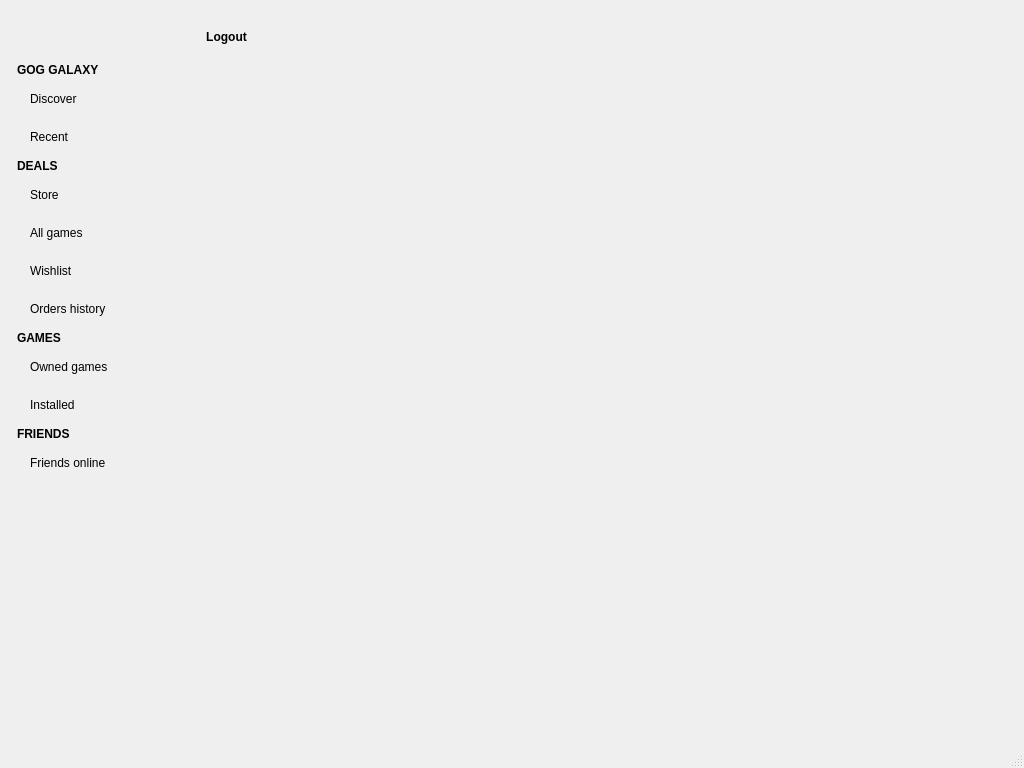
Qt form windows/mainwindow.ui (pamugk/nebulae-qt) before a commit.
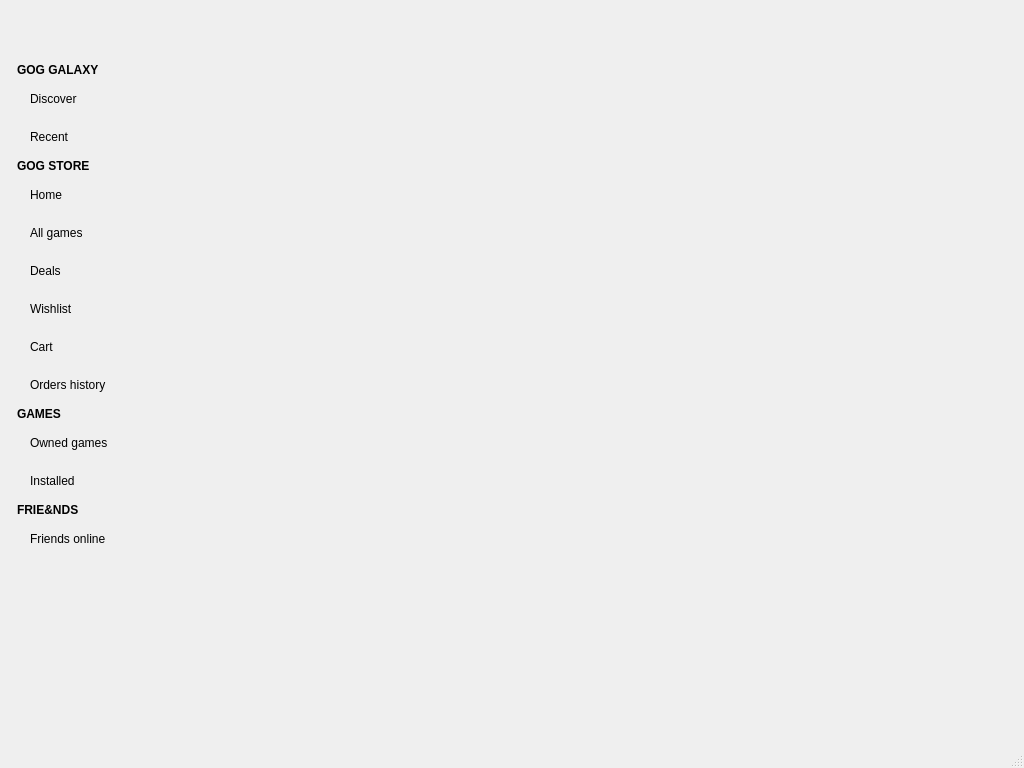
The same form after that commit. Icons and pictures are not drawn.

```diff
--- a/windows/mainwindow.ui
+++ b/windows/mainwindow.ui
@@ -18,10 +18,10 @@
     <normaloff>:/icons/gog-galaxy.svg</normaloff>:/icons/gog-galaxy.svg</iconset>
   </property>
   <widget class="QWidget" name="scaffold">
-   <layout class="QGridLayout" name="scaffoldLayout">
-    <item row="0" column="1">
+   <layout class="QGridLayout" name="scaffoldLayout" columnstretch="0,1">
+    <item row="0" column="1" alignment="Qt::AlignmentFlag::AlignTop">
      <widget class="QWidget" name="header" native="true">
-      <layout class="QHBoxLayout" name="mainContentHeader">
+      <layout class="QHBoxLayout" name="mainContentHeader" stretch="0,0,1">
        <item>
         <widget class="QPushButton" name="navigateBackButton">
          <property name="enabled">
@@ -62,18 +62,26 @@
          </property>
         </widget>
        </item>
-       <item>
-        <spacer name="mainContentHeaderSpacer">
-         <property name="orientation">
-          <enum>Qt::Orientation::Horizontal</enum>
-         </property>
-         <property name="sizeHint" stdset="0">
-          <size>
-           <width>40</width>
-           <height>20</height>
-          </size>
-         </property>
-        </spacer>
+       <item alignment="Qt::AlignmentFlag::AlignHCenter">
+        <widget class="QWidget" name="pageActionsHolder" native="true">
+         <layout class="QHBoxLayout" name="pageActionsHolderLayout">
+            <property name="spacing">
+              <number>24</number>
+            </property>
+            <property name="leftMargin">
+              <number>0</number>
+            </property>
+            <property name="topMargin">
+              <number>0</number>
+            </property>
+            <property name="rightMargin">
+              <number>0</number>
+            </property>
+            <property name="bottomMargin">
+              <number>0</number>
+            </property>
+         </layout>
+        </widget>
        </item>
       </layout>
      </widget>
@@ -192,8 +200,15 @@
               <bold>true</bold>
              </font>
             </property>
-            <property name="text">
-             <string>Logout</string>
+            <property name="icon">
+             <iconset resource="../resources.qrc">
+              <normaloff>:/icons/right-from-bracket.svg</normaloff>:/icons/right-from-bracket.svg</iconset>
+            </property>
+            <property name="iconSize">
+             <size>
+              <width>24</width>
+              <height>24</height>
+             </size>
             </property>
             <property name="flat">
              <bool>true</bool>
@@ -288,7 +303,7 @@
        <item>
         <widget class="QLabel" name="dealsLabel">
          <property name="text">
-          <string>DEALS</string>
+          <string>GOG STORE</string>
          </property>
         </widget>
        </item>
@@ -298,7 +313,7 @@
           <cursorShape>PointingHandCursor</cursorShape>
          </property>
          <property name="text">
-          <string>Store</string>
+          <string>Home</string>
          </property>
          <property name="icon">
           <iconset resource="../resources.qrc">
@@ -335,6 +350,23 @@
          </property>
         </widget>
        </item>
+       <item>
+        <widget class="QPushButton" name="dealsButton">
+         <property name="text">
+          <string>Deals</string>
+         </property>
+         <property name="icon">
+          <iconset resource="../resources.qrc">
+           <normaloff>:/icons/tag.svg</normaloff>:/icons/tag.svg</iconset>
+         </property>
+         <property name="checkable">
+          <bool>true</bool>
+         </property>
+         <property name="flat">
+          <bool>true</bool>
+         </property>
+        </widget>
+       </item>
        <item>
         <widget class="QPushButton" name="wishlistButton">
          <property name="cursor">
@@ -355,6 +387,26 @@
          </property>
         </widget>
        </item>
+       <item>
+        <widget class="QPushButton" name="cartButton">
+         <property name="cursor">
+          <cursorShape>PointingHandCursor</cursorShape>
+         </property>
+         <property name="text">
+          <string>Cart</string>
+         </property>
+         <property name="icon">
+          <iconset resource="../resources.qrc">
+           <normaloff>:/icons/cart-shopping.svg</normaloff>:/icons/cart-shopping.svg</iconset>
+         </property>
+         <property name="checkable">
+          <bool>true</bool>
+         </property>
+         <property name="flat">
+          <bool>true</bool>
+         </property>
+        </widget>
+       </item>
        <item>
         <widget class="QPushButton" name="ordersButton">
          <property name="cursor">
@@ -425,7 +477,7 @@
        <item>
         <widget class="QLabel" name="friendsLabel">
          <property name="text">
-          <string>FRIENDS</string>
+          <string>FRIE&amp;NDS</string>
          </property>
         </widget>
        </item>
```
Left out of the diff: 2 changed lines with no effect on the pictures.
